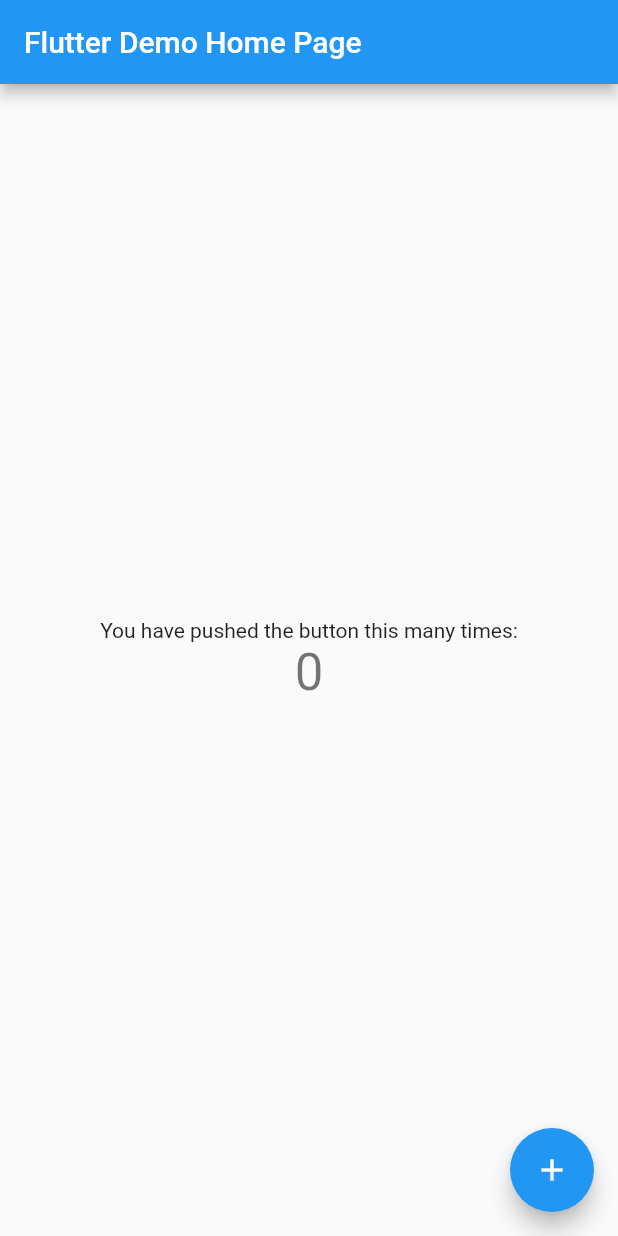
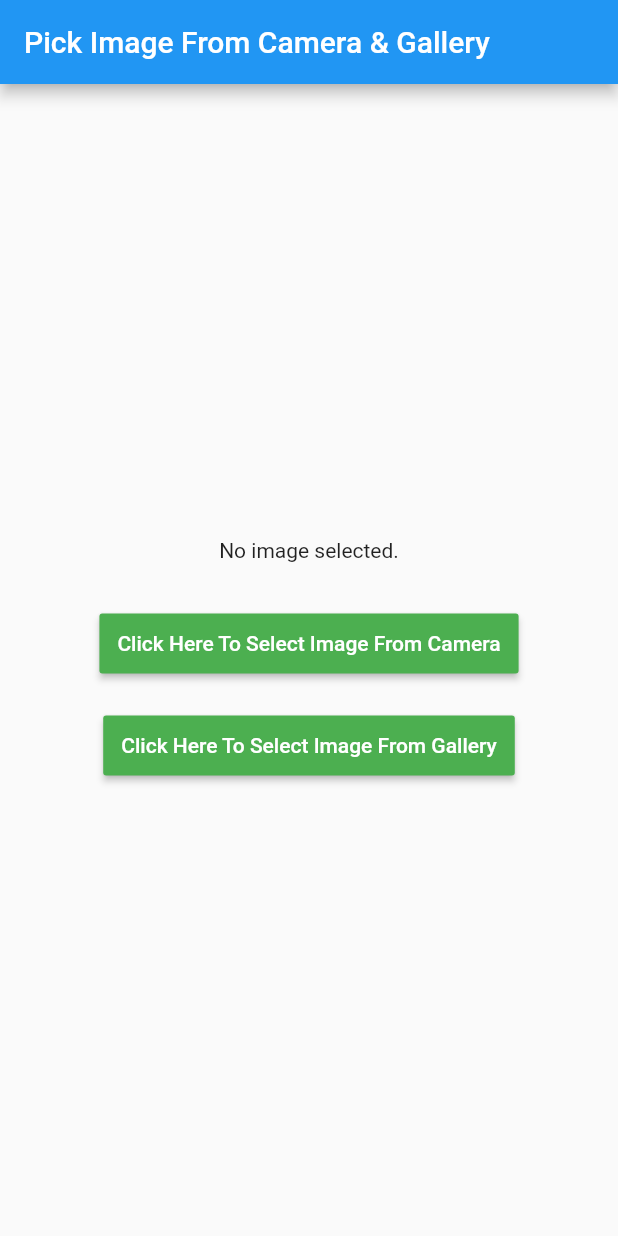
Before and after one commit to nalfian/Pick-Image-Flutter, a Flutter app: the screen it shows after launch, on a phone screen of 412 x 824 dp. Run offline on Flutter 3.47's test engine with Material 2 defaults, Android fonts, the phone set to English and light mode, and no system bars; our stand-ins replace image_picker.

Commit message:
integate ios

```diff
--- a/lib/main.dart
+++ b/lib/main.dart
@@ -1,117 +1,85 @@
 import 'package:flutter/material.dart';
+import 'package:image_picker/image_picker.dart';
+import 'dart:io';
 
-void main() {
-  runApp(MyApp());
-}
+void main() => runApp(MyApp());
 
 class MyApp extends StatelessWidget {
-  // This widget is the root of your application.
+
   @override
   Widget build(BuildContext context) {
     return MaterialApp(
-      title: 'Flutter Demo',
-      theme: ThemeData(
-        // This is the theme of your application.
-        //
-        // Try running your application with "flutter run". You'll see the
-        // application has a blue toolbar. Then, without quitting the app, try
-        // changing the primarySwatch below to Colors.green and then invoke
-        // "hot reload" (press "r" in the console where you ran "flutter run",
-        // or simply save your changes to "hot reload" in a Flutter IDE).
-        // Notice that the counter didn't reset back to zero; the application
-        // is not restarted.
-        primarySwatch: Colors.blue,
-        // This makes the visual density adapt to the platform that you run
-        // the app on. For desktop platforms, the controls will be smaller and
-        // closer together (more dense) than on mobile platforms.
-        visualDensity: VisualDensity.adaptivePlatformDensity,
-      ),
-      home: MyHomePage(title: 'Flutter Demo Home Page'),
-    );
+        home: Scaffold(
+           appBar: AppBar(
+             title: Text('Pick Image From Camera & Gallery')
+             ),
+            body: Center(
+              child: MyImagePicker()
+              )
+            )
+          );
   }
 }
 
-class MyHomePage extends StatefulWidget {
-  MyHomePage({Key key, this.title}) : super(key: key);
 
-  // This widget is the home page of your application. It is stateful, meaning
-  // that it has a State object (defined below) that contains fields that affect
-  // how it looks.
-
-  // This class is the configuration for the state. It holds the values (in this
-  // case the title) provided by the parent (in this case the App widget) and
-  // used by the build method of the State. Fields in a Widget subclass are
-  // always marked "final".
-
-  final String title;
-
+class MyImagePicker extends StatefulWidget {
   @override
-  _MyHomePageState createState() => _MyHomePageState();
+  MyImagePickerState createState() => MyImagePickerState();
 }
 
-class _MyHomePageState extends State<MyHomePage> {
-  int _counter = 0;
+class MyImagePickerState extends State {
 
-  void _incrementCounter() {
+  File imageURI;
+
+  Future getImageFromCamera() async {
+
+    var image = await ImagePicker.pickImage(source: ImageSource.camera);
+
     setState(() {
-      // This call to setState tells the Flutter framework that something has
-      // changed in this State, which causes it to rerun the build method below
-      // so that the display can reflect the updated values. If we changed
-      // _counter without calling setState(), then the build method would not be
-      // called again, and so nothing would appear to happen.
-      _counter++;
+      imageURI = image;
+    });
+  }
+
+  Future getImageFromGallery() async {
+
+    var image = await ImagePicker.pickImage(source: ImageSource.gallery);
+
+    setState(() {
+      imageURI = image;
     });
   }
 
   @override
   Widget build(BuildContext context) {
-    // This method is rerun every time setState is called, for instance as done
-    // by the _incrementCounter method above.
-    //
-    // The Flutter framework has been optimized to make rerunning build methods
-    // fast, so that you can just rebuild anything that needs updating rather
-    // than having to individually change instances of widgets.
     return Scaffold(
-      appBar: AppBar(
-        // Here we take the value from the MyHomePage object that was created by
-        // the App.build method, and use it to set our appbar title.
-        title: Text(widget.title),
-      ),
       body: Center(
-        // Center is a layout widget. It takes a single child and positions it
-        // in the middle of the parent.
-        child: Column(
-          // Column is also a layout widget. It takes a list of children and
-          // arranges them vertically. By default, it sizes itself to fit its
-          // children horizontally, and tries to be as tall as its parent.
-          //
-          // Invoke "debug painting" (press "p" in the console, choose the
-          // "Toggle Debug Paint" action from the Flutter Inspector in Android
-          // Studio, or the "Toggle Debug Paint" command in Visual Studio Code)
-          // to see the wireframe for each widget.
-          //
-          // Column has various properties to control how it sizes itself and
-          // how it positions its children. Here we use mainAxisAlignment to
-          // center the children vertically; the main axis here is the vertical
-          // axis because Columns are vertical (the cross axis would be
-          // horizontal).
-          mainAxisAlignment: MainAxisAlignment.center,
-          children: <Widget>[
-            Text(
-              'You have pushed the button this many times:',
-            ),
-            Text(
-              '$_counter',
-              style: Theme.of(context).textTheme.headline4,
-            ),
-          ],
-        ),
-      ),
-      floatingActionButton: FloatingActionButton(
-        onPressed: _incrementCounter,
-        tooltip: 'Increment',
-        child: Icon(Icons.add),
-      ), // This trailing comma makes auto-formatting nicer for build methods.
+      child: Column(
+        mainAxisAlignment: MainAxisAlignment.center,
+        children: <Widget>[
+        imageURI == null
+          ? Text('No image selected.')
+          : Image.file(imageURI, width: 300, height: 200, fit: BoxFit.cover),
+
+        Container(
+          margin: EdgeInsets.fromLTRB(0, 30, 0, 20),
+          child: RaisedButton(
+          onPressed: () => getImageFromCamera(),
+          child: Text('Click Here To Select Image From Camera'),
+          textColor: Colors.white,
+          color: Colors.green,
+          padding: EdgeInsets.fromLTRB(12, 12, 12, 12),
+          )),
+
+        Container(
+          margin: EdgeInsets.fromLTRB(0, 0, 0, 0),
+          child: RaisedButton(
+          onPressed: () => getImageFromGallery(),
+          child: Text('Click Here To Select Image From Gallery'),
+          textColor: Colors.white,
+          color: Colors.green,
+          padding: EdgeInsets.fromLTRB(12, 12, 12, 12),
+          ))
+    ]))
     );
   }
 }
```
Also changed, not shown: 9 other files.
